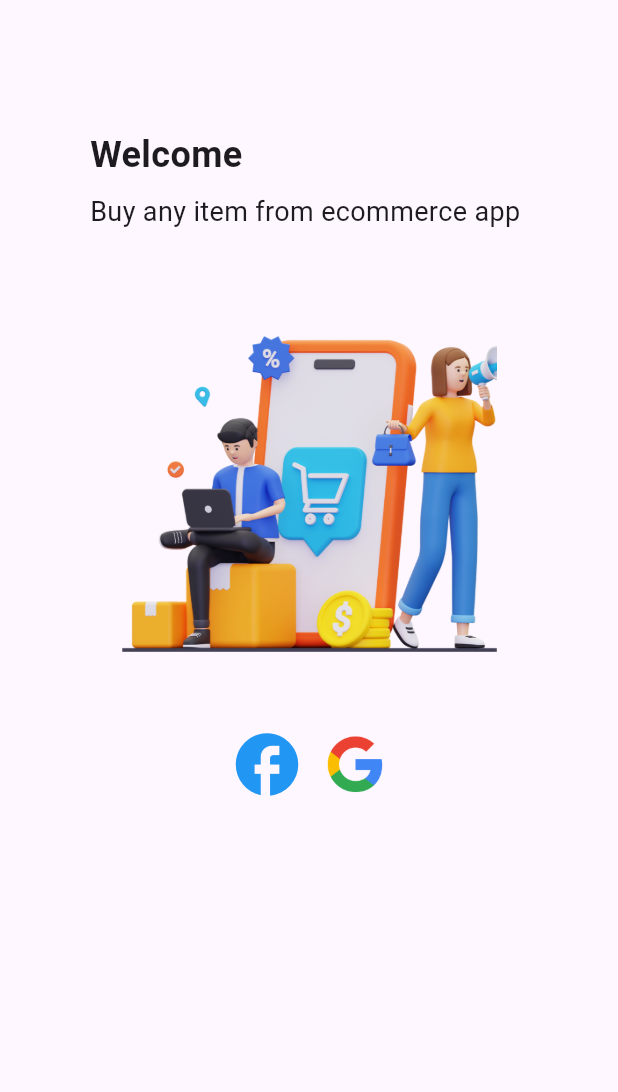
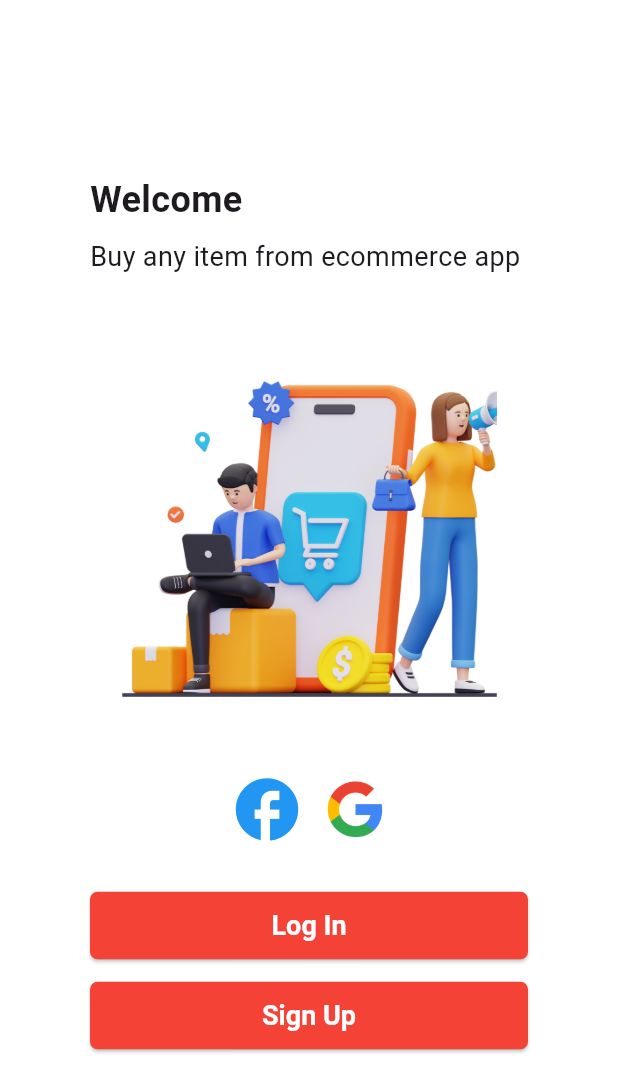
Before and after one commit to nhistory/flutter_ecommerse, a Flutter app: the screen it shows after launch, on a phone screen of 412 x 824 dp. Shown: the top 1092 px of the screen. Run offline on Flutter 3.47's test engine with Material 3 defaults, Android fonts, the phone set to English and light mode, and no system bars.

Commit message:
Finished welcome page UI

```diff
--- /dev/null
+++ b/lib/constants/theme.dart
@@ -0,0 +1,16 @@
+import 'package:flutter/material.dart';
+
+ThemeData themeData = ThemeData(
+  scaffoldBackgroundColor: Colors.white,
+  elevatedButtonTheme: ElevatedButtonThemeData(
+    style: ElevatedButton.styleFrom(
+        backgroundColor: Colors.red,
+        disabledBackgroundColor: Colors.grey,
+        shape: RoundedRectangleBorder(borderRadius: BorderRadius.circular(5.0)),
+        foregroundColor: Colors.white,
+        textStyle: const TextStyle(
+          fontSize: 18.0,
+          fontWeight: FontWeight.bold,
+        )),
+  ),
+);
--- a/lib/main.dart
+++ b/lib/main.dart
@@ -1,5 +1,6 @@
 import 'package:flutter/material.dart';
-import 'package:flutter_ecommerse/screens/auth_ui/login/login.dart';
+import 'package:flutter_ecommerse/constants/theme.dart';
+import 'package:flutter_ecommerse/screens/auth_ui/welcome/welcome.dart';
 
 void main() {
   runApp(const MyApp());
@@ -10,9 +11,11 @@
 
   @override
   Widget build(BuildContext context) {
-    return const MaterialApp(
+    return MaterialApp(
+      debugShowCheckedModeBanner: false,
       title: 'Flutter E Commerce',
-      home: Login(),
+      theme: themeData,
+      home: const Welcome(),
     );
   }
 }
--- a/lib/screens/auth_ui/login/login.dart
+++ b/lib/screens/auth_ui/welcome/welcome.dart
@@ -1,9 +1,11 @@
 import 'package:flutter/cupertino.dart';
 import 'package:flutter/material.dart';
+import 'package:flutter/widgets.dart';
 import 'package:flutter_ecommerse/constants/asset_images.dart';
+import 'package:flutter_ecommerse/widgets/primary_button/primary_button.dart';
 
-class Login extends StatelessWidget {
-  const Login({super.key});
+class Welcome extends StatelessWidget {
+  const Welcome({super.key});
 
   @override
   Widget build(BuildContext context) {
@@ -14,7 +16,7 @@ class Login extends StatelessWidget {
           crossAxisAlignment: CrossAxisAlignment.start,
           children: [
             const SizedBox(
-              height: kToolbarHeight,
+              height: kToolbarHeight + 30,
             ),
             const Padding(
               padding: EdgeInsets.only(left: 30.0),
@@ -75,6 +77,26 @@ class Login extends StatelessWidget {
                 ),
               ],
             ),
+            const SizedBox(
+              height: 30.0,
+            ),
+            Padding(
+              padding: const EdgeInsets.only(left: 30.0, right: 30.0),
+              child: PrimaryButton(
+                title: "Log In",
+                onPressed: () {},
+              ),
+            ),
+            const SizedBox(
+              height: 15.0,
+            ),
+            Padding(
+              padding: const EdgeInsets.only(left: 30.0, right: 30.0),
+              child: PrimaryButton(
+                title: "Sign Up",
+                onPressed: () {},
+              ),
+            ),
           ],
         ),
       ),
--- /dev/null
+++ b/lib/widgets/primary_button/primary_button.dart
@@ -0,0 +1,19 @@
+import 'package:flutter/material.dart';
+
+class PrimaryButton extends StatelessWidget {
+  final void Function()? onPressed;
+  final String title;
+  const PrimaryButton({super.key, this.onPressed, required this.title});
+
+  @override
+  Widget build(BuildContext context) {
+    return SizedBox(
+      height: 45,
+      width: double.infinity,
+      child: ElevatedButton(
+        onPressed: onPressed,
+        child: Text(title),
+      ),
+    );
+  }
+}
```
